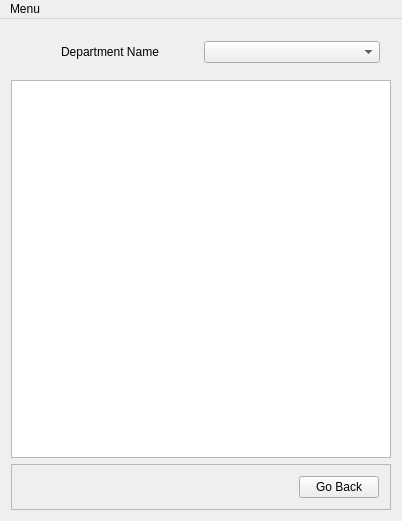
The window that gui/view_dept.ui (BoraYang/onnuri) describes before a commit, drawn with Qt 5.
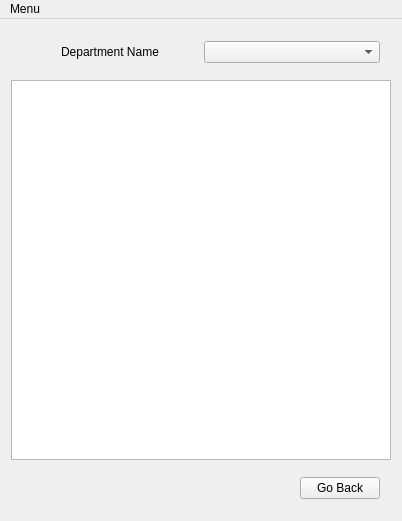
The same window after the commit.

Patch:
```diff
--- a/gui/view_dept.ui
+++ b/gui/view_dept.ui
@@ -49,7 +49,7 @@
     <item>
      <widget class="QFrame" name="frame_2">
       <property name="frameShape">
-       <enum>QFrame::StyledPanel</enum>
+       <enum>QFrame::NoFrame</enum>
       </property>
       <property name="frameShadow">
        <enum>QFrame::Raised</enum>
```
